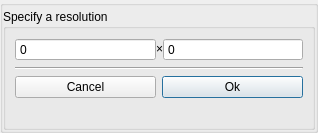
Old version of the form src/display/qt/dialogs/ui/resolution_dialog.ui in the repository mrehkopf/vcs.
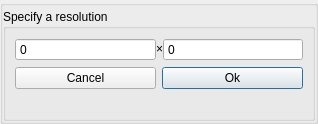
New version of the form.

Commit message: gui/dialogs: Remove a few unnecessary horizontal separators

```diff
--- a/src/display/qt/dialogs/ui/resolution_dialog.ui
+++ b/src/display/qt/dialogs/ui/resolution_dialog.ui
@@ -7,7 +7,7 @@
     <x>0</x>
     <y>0</y>
     <width>318</width>
-    <height>133</height>
+    <height>124</height>
    </rect>
   </property>
   <property name="windowTitle">
@@ -108,13 +108,6 @@
            </item>
           </layout>
          </item>
-         <item>
-          <widget class="Line" name="line">
-           <property name="orientation">
-            <enum>Qt::Horizontal</enum>
-           </property>
-          </widget>
-         </item>
          <item>
           <layout class="QHBoxLayout" name="horizontalLayout_2">
            <item>
```
The commit also changes 1 other file.
